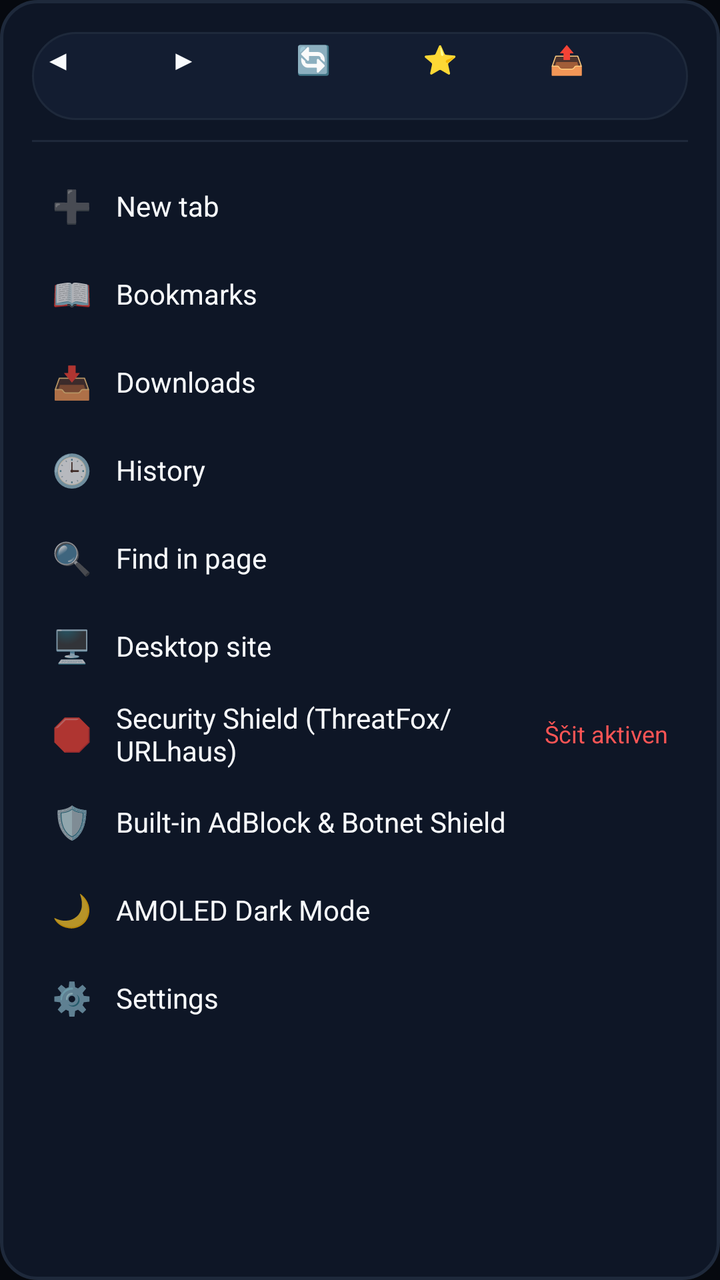
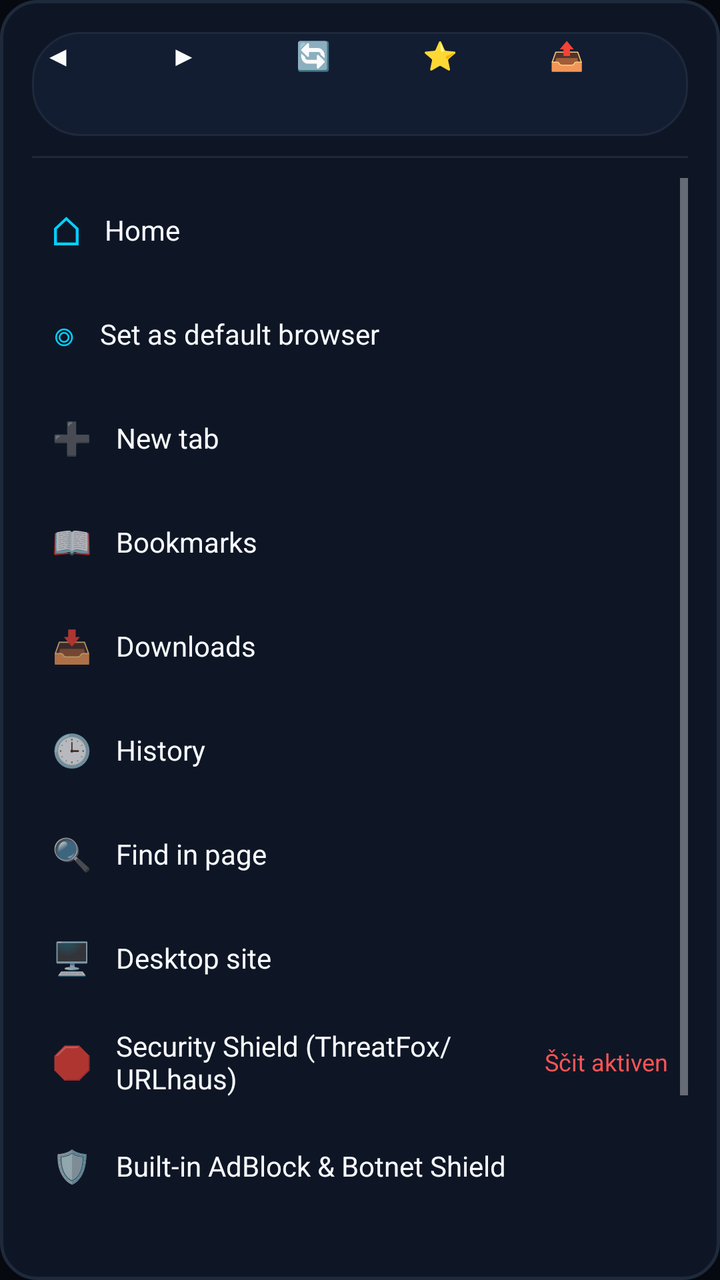

Screens rendered from an Android XML layout before and after an edit, with the pre-edit source and the edit as a unified diff.
<!-- AndroidManifest.xml: application theme AppTheme -->
<!-- res/layout/dialog_mobile_menu.xml -->
<?xml version="1.0" encoding="utf-8"?>
<LinearLayout xmlns:android="http://schemas.android.com/apk/res/android"
    android:layout_width="match_parent"
    android:layout_height="wrap_content"
    android:background="@drawable/bg_mobile_menu_dialog"
    android:orientation="vertical"
    android:padding="16dp">

    
    <LinearLayout
        android:layout_width="match_parent"
        android:layout_height="44dp"
        android:background="@drawable/bg_mobile_omnibox"
        android:gravity="center_vertical"
        android:orientation="horizontal"
        android:paddingHorizontal="6dp">

        <Button
            android:id="@+id/menuBtnBack"
            android:layout_width="0dp"
            android:layout_height="36dp"
            android:layout_weight="1"
            android:background="@drawable/bg_mobile_icon_button"
            android:text="◀"
            android:textColor="@color/text_primary"
            android:textSize="14sp" />

        <Button
            android:id="@+id/menuBtnForward"
            android:layout_width="0dp"
            android:layout_height="36dp"
            android:layout_weight="1"
            android:background="@drawable/bg_mobile_icon_button"
            android:text="▶"
            android:textColor="@color/text_primary"
            android:textSize="14sp" />

        <Button
            android:id="@+id/menuBtnReload"
            android:layout_width="0dp"
            android:layout_height="36dp"
            android:layout_weight="1"
            android:background="@drawable/bg_mobile_icon_button"
            android:text="🔄"
            android:textColor="@color/text_primary"
            android:textSize="14sp" />

        <Button
            android:id="@+id/menuBtnStar"
            android:layout_width="0dp"
            android:layout_height="36dp"
            android:layout_weight="1"
            android:background="@drawable/bg_mobile_icon_button"
            android:text="⭐"
            android:textColor="@color/accent_cyan"
            android:textSize="14sp" />

        <Button
            android:id="@+id/menuBtnShare"
            android:layout_width="0dp"
            android:layout_height="36dp"
            android:layout_weight="1"
            android:background="@drawable/bg_mobile_icon_button"
            android:text="📤"
            android:textColor="@color/text_primary"
            android:textSize="14sp" />
    </LinearLayout>

    <View
        android:layout_width="match_parent"
        android:layout_height="1dp"
        android:layout_marginVertical="10dp"
        android:background="@color/border_omnibox" />

    
    <ScrollView
        android:layout_width="match_parent"
        android:layout_height="wrap_content"
        android:maxHeight="380dp">

        <LinearLayout
            android:layout_width="match_parent"
            android:layout_height="wrap_content"
            android:orientation="vertical">

            
            <LinearLayout
                android:id="@+id/rowMenuNewTab"
                android:layout_width="match_parent"
                android:layout_height="44dp"
                android:background="@drawable/bg_mobile_icon_button"
                android:gravity="center_vertical"
                android:orientation="horizontal"
                android:paddingHorizontal="10dp">
                <TextView android:layout_width="wrap_content" android:layout_height="wrap_content" android:text="➕" android:textSize="16sp" />
                <TextView android:layout_width="0dp" android:layout_height="wrap_content" android:layout_weight="1" android:layout_marginStart="12dp" android:text="@string/menu_new_tab" android:textColor="@color/text_primary" android:textSize="14sp" />
            </LinearLayout>

            
            <LinearLayout
                android:id="@+id/rowMenuBookmarks"
                android:layout_width="match_parent"
                android:layout_height="44dp"
                android:background="@drawable/bg_mobile_icon_button"
                android:gravity="center_vertical"
                android:orientation="horizontal"
                android:paddingHorizontal="10dp">
                <TextView android:layout_width="wrap_content" android:layout_height="wrap_content" android:text="📖" android:textSize="16sp" />
                <TextView android:layout_width="0dp" android:layout_height="wrap_content" android:layout_weight="1" android:layout_marginStart="12dp" android:text="@string/menu_bookmarks" android:textColor="@color/text_primary" android:textSize="14sp" />
            </LinearLayout>

            
            <LinearLayout
                android:id="@+id/rowMenuDownloads"
                android:layout_width="match_parent"
                android:layout_height="44dp"
                android:background="@drawable/bg_mobile_icon_button"
                android:gravity="center_vertical"
                android:orientation="horizontal"
                android:paddingHorizontal="10dp">
                <TextView android:layout_width="wrap_content" android:layout_height="wrap_content" android:text="📥" android:textSize="16sp" />
                <TextView android:layout_width="0dp" android:layout_height="wrap_content" android:layout_weight="1" android:layout_marginStart="12dp" android:text="@string/menu_downloads" android:textColor="@color/text_primary" android:textSize="14sp" />
            </LinearLayout>

            
            <LinearLayout
                android:id="@+id/rowMenuHistory"
                android:layout_width="match_parent"
                android:layout_height="44dp"
                android:background="@drawable/bg_mobile_icon_button"
                android:gravity="center_vertical"
                android:orientation="horizontal"
                android:paddingHorizontal="10dp">
                <TextView android:layout_width="wrap_content" android:layout_height="wrap_content" android:text="🕒" android:textSize="16sp" />
                <TextView android:layout_width="0dp" android:layout_height="wrap_content" android:layout_weight="1" android:layout_marginStart="12dp" android:text="@string/menu_history" android:textColor="@color/text_primary" android:textSize="14sp" />
            </LinearLayout>

            
            <LinearLayout
                android:id="@+id/rowMenuFindInPage"
                android:layout_width="match_parent"
                android:layout_height="44dp"
                android:background="@drawable/bg_mobile_icon_button"
                android:gravity="center_vertical"
                android:orientation="horizontal"
                android:paddingHorizontal="10dp">
                <TextView android:layout_width="wrap_content" android:layout_height="wrap_content" android:text="🔍" android:textSize="16sp" />
                <TextView android:layout_width="0dp" android:layout_height="wrap_content" android:layout_weight="1" android:layout_marginStart="12dp" android:text="@string/menu_find_in_page" android:textColor="@color/text_primary" android:textSize="14sp" />
            </LinearLayout>

            
            <LinearLayout
                android:id="@+id/rowMenuDesktopSite"
                android:layout_width="match_parent"
                android:layout_height="44dp"
                android:background="@drawable/bg_mobile_icon_button"
                android:gravity="center_vertical"
                android:orientation="horizontal"
                android:paddingHorizontal="10dp">
                <TextView android:layout_width="wrap_content" android:layout_height="wrap_content" android:text="🖥️" android:textSize="16sp" />
                <TextView android:layout_width="0dp" android:layout_height="wrap_content" android:layout_weight="1" android:layout_marginStart="12dp" android:text="@string/menu_desktop_site" android:textColor="@color/text_primary" android:textSize="14sp" />
                <CheckBox android:id="@+id/cbDesktopSite" android:layout_width="wrap_content" android:layout_height="wrap_content" android:clickable="false" />
            </LinearLayout>

            
            <LinearLayout
                android:id="@+id/rowMenuThreatStats"
                android:layout_width="match_parent"
                android:layout_height="44dp"
                android:background="@drawable/bg_mobile_icon_button"
                android:gravity="center_vertical"
                android:orientation="horizontal"
                android:paddingHorizontal="10dp">
                <TextView android:layout_width="wrap_content" android:layout_height="wrap_content" android:text="🛑" android:textSize="16sp" />
                <TextView android:layout_width="0dp" android:layout_height="wrap_content" android:layout_weight="1" android:layout_marginStart="12dp" android:text="@string/menu_threat_stats" android:textColor="@color/text_primary" android:textSize="14sp" />
                <TextView android:id="@+id/tvThreatCountBadge" android:layout_width="wrap_content" android:layout_height="wrap_content" android:textColor="#ff5555" android:textSize="12sp" android:text="Ščit aktiven" />
            </LinearLayout>

            
            <LinearLayout
                android:id="@+id/rowMenuAdBlock"
                android:layout_width="match_parent"
                android:layout_height="44dp"
                android:background="@drawable/bg_mobile_icon_button"
                android:gravity="center_vertical"
                android:orientation="horizontal"
                android:paddingHorizontal="10dp">
                <TextView android:layout_width="wrap_content" android:layout_height="wrap_content" android:text="🛡️" android:textSize="16sp" />
                <TextView android:layout_width="0dp" android:layout_height="wrap_content" android:layout_weight="1" android:layout_marginStart="12dp" android:text="@string/menu_adblock" android:textColor="@color/text_primary" android:textSize="14sp" />
                <CheckBox android:id="@+id/cbAdBlock" android:layout_width="wrap_content" android:layout_height="wrap_content" android:checked="true" android:clickable="false" />
            </LinearLayout>

            
            <LinearLayout
                android:id="@+id/rowMenuDarkMode"
                android:layout_width="match_parent"
                android:layout_height="44dp"
                android:background="@drawable/bg_mobile_icon_button"
                android:gravity="center_vertical"
                android:orientation="horizontal"
                android:paddingHorizontal="10dp">
                <TextView android:layout_width="wrap_content" android:layout_height="wrap_content" android:text="🌙" android:textSize="16sp" />
                <TextView android:layout_width="0dp" android:layout_height="wrap_content" android:layout_weight="1" android:layout_marginStart="12dp" android:text="@string/menu_dark_mode" android:textColor="@color/text_primary" android:textSize="14sp" />
                <CheckBox android:id="@+id/cbDarkMode" android:layout_width="wrap_content" android:layout_height="wrap_content" android:checked="true" android:clickable="false" />
            </LinearLayout>

            
            <LinearLayout
                android:id="@+id/rowMenuSettings"
                android:layout_width="match_parent"
                android:layout_height="44dp"
                android:background="@drawable/bg_mobile_icon_button"
                android:gravity="center_vertical"
                android:orientation="horizontal"
                android:paddingHorizontal="10dp">
                <TextView android:layout_width="wrap_content" android:layout_height="wrap_content" android:text="⚙️" android:textSize="16sp" />
                <TextView android:layout_width="0dp" android:layout_height="wrap_content" android:layout_weight="1" android:layout_marginStart="12dp" android:text="@string/menu_settings" android:textColor="@color/text_primary" android:textSize="14sp" />
            </LinearLayout>

        </LinearLayout>
    </ScrollView>
</LinearLayout>
<!-- resources referenced by this layout -->
<resources>
  <color name="accent_cyan">#00D2FF</color>
  <color name="border_omnibox">#1E293B</color>
  <color name="text_primary">#F8FAFC</color>
  <!-- drawable bg_mobile_icon_button (drawable) -->
  <?xml version="1.0" encoding="utf-8"?>
  <ripple xmlns:android="http://schemas.android.com/apk/res/android"
      android:color="@color/ripple_color">
      <item>
          <selector>
              <item android:state_pressed="true">
                  <shape android:shape="oval">
                      <solid android:color="@color/bg_secondary" />
                  </shape>
              </item>
              <item>
                  <shape android:shape="oval">
                      <solid android:color="@android:color/transparent" />
                  </shape>
              </item>
          </selector>
      </item>
  </ripple>
  <!-- drawable bg_mobile_menu_dialog (drawable) -->
  <?xml version="1.0" encoding="utf-8"?>
  <shape xmlns:android="http://schemas.android.com/apk/res/android"
      android:shape="rectangle">
      <solid android:color="@color/bg_secondary" />
      <stroke android:width="1.5dp" android:color="@color/border_omnibox" />
      <corners android:radius="18dp" />
  </shape>
  <!-- drawable bg_mobile_omnibox (drawable) -->
  <?xml version="1.0" encoding="utf-8"?>
  <selector xmlns:android="http://schemas.android.com/apk/res/android">
      <item android:state_focused="true">
          <shape android:shape="rectangle">
              <solid android:color="@color/bg_omnibox_focus" />
              <stroke android:width="2dp" android:color="@color/border_omnibox_focus" />
              <corners android:radius="24dp" />
          </shape>
      </item>
      <item>
          <shape android:shape="rectangle">
              <solid android:color="@color/bg_omnibox" />
              <stroke android:width="1dp" android:color="@color/border_omnibox" />
              <corners android:radius="24dp" />
          </shape>
      </item>
  </selector>
  <string name="menu_adblock">Built-in AdBlock &amp; Botnet Shield</string>
  <string name="menu_bookmarks">Bookmarks</string>
  <string name="menu_dark_mode">AMOLED Dark Mode</string>
  <string name="menu_desktop_site">Desktop site</string>
  <string name="menu_downloads">Downloads</string>
  <string name="menu_find_in_page">Find in page</string>
  <string name="menu_history">History</string>
  <string name="menu_new_tab">New tab</string>
  <string name="menu_settings">Settings</string>
  <string name="menu_threat_stats">Security Shield (ThreatFox/URLhaus)</string>
  <style name="AppTheme" parent="@android:style/Theme.Material.NoActionBar">
          <item name="android:windowBackground">@color/bg_primary</item>
          <item name="android:colorBackground">@color/bg_primary</item>
          <item name="android:colorPrimary">@color/bg_primary</item>
          <item name="android:colorPrimaryDark">@color/bg_pure_black</item>
          <item name="android:colorAccent">@color/accent_cyan</item>
          <item name="android:statusBarColor">@color/bg_primary</item>
          <item name="android:navigationBarColor">@color/bg_pure_black</item>
          <item name="android:windowLightStatusBar">false</item>
          <item name="android:windowLightNavigationBar">false</item>
      </style>
  <color name="ripple_color">#2600D2FF</color>
  <color name="bg_secondary">#0E1626</color>
  <color name="bg_omnibox_focus">#182640</color>
  <color name="border_omnibox_focus">#00D2FF</color>
  <color name="bg_omnibox">#131D31</color>
  <color name="bg_primary">#06090F</color>
  <color name="bg_pure_black">#000000</color>
</resources>

<!-- the commit's change to res/layout/dialog_mobile_menu.xml (unified diff, before → after) -->
@@ -9,7 +9,7 @@
     
     <LinearLayout
         android:layout_width="match_parent"
-        android:layout_height="44dp"
+        android:layout_height="52dp"
         android:background="@drawable/bg_mobile_omnibox"
         android:gravity="center_vertical"
         android:orientation="horizontal"
@@ -18,7 +18,7 @@
         <Button
             android:id="@+id/menuBtnBack"
             android:layout_width="0dp"
-            android:layout_height="36dp"
+            android:layout_height="48dp"
             android:layout_weight="1"
             android:background="@drawable/bg_mobile_icon_button"
             android:text="◀"
@@ -28,7 +28,7 @@
         <Button
             android:id="@+id/menuBtnForward"
             android:layout_width="0dp"
-            android:layout_height="36dp"
+            android:layout_height="48dp"
             android:layout_weight="1"
             android:background="@drawable/bg_mobile_icon_button"
             android:text="▶"
@@ -38,7 +38,7 @@
         <Button
             android:id="@+id/menuBtnReload"
             android:layout_width="0dp"
-            android:layout_height="36dp"
+            android:layout_height="48dp"
             android:layout_weight="1"
             android:background="@drawable/bg_mobile_icon_button"
             android:text="🔄"
@@ -48,7 +48,7 @@
         <Button
             android:id="@+id/menuBtnStar"
             android:layout_width="0dp"
-            android:layout_height="36dp"
+            android:layout_height="48dp"
             android:layout_weight="1"
             android:background="@drawable/bg_mobile_icon_button"
             android:text="⭐"
@@ -58,7 +58,7 @@
         <Button
             android:id="@+id/menuBtnShare"
             android:layout_width="0dp"
-            android:layout_height="36dp"
+            android:layout_height="48dp"
             android:layout_weight="1"
             android:background="@drawable/bg_mobile_icon_button"
             android:text="📤"
@@ -74,20 +74,38 @@
 
     
     <ScrollView
+        android:id="@+id/menuOptionsScroll"
         android:layout_width="match_parent"
-        android:layout_height="wrap_content"
-        android:maxHeight="380dp">
+        android:layout_height="wrap_content">
 
         <LinearLayout
             android:layout_width="match_parent"
             android:layout_height="wrap_content"
             android:orientation="vertical">
 
+            <LinearLayout android:id="@+id/rowMenuHome" android:layout_width="match_parent" android:layout_height="52dp"
+                android:background="@drawable/bg_mobile_icon_button" android:gravity="center_vertical"
+                android:orientation="horizontal" android:paddingHorizontal="10dp">
+                <TextView android:layout_width="wrap_content" android:layout_height="wrap_content" android:text="⌂" android:textSize="20sp" android:textColor="@color/accent_cyan" />
+                <TextView android:id="@+id/labelMenuHome" android:layout_width="0dp" android:layout_height="wrap_content"
+                    android:layout_weight="1" android:layout_marginStart="12dp" android:text="@string/btn_home"
+                    android:textColor="@color/text_primary" android:textSize="14sp" />
+            </LinearLayout>
+
+            <LinearLayout android:id="@+id/rowMenuDefaultBrowser" android:layout_width="match_parent" android:layout_height="52dp"
+                android:background="@drawable/bg_mobile_icon_button" android:gravity="center_vertical"
+                android:orientation="horizontal" android:paddingHorizontal="10dp">
+                <TextView android:layout_width="wrap_content" android:layout_height="wrap_content" android:text="◎" android:textSize="20sp" android:textColor="@color/accent_cyan" />
+                <TextView android:id="@+id/labelMenuDefaultBrowser" android:layout_width="0dp" android:layout_height="wrap_content"
+                    android:layout_weight="1" android:layout_marginStart="12dp" android:text="@string/menu_default_browser"
+                    android:textColor="@color/text_primary" android:textSize="14sp" />
+            </LinearLayout>
+
             
             <LinearLayout
                 android:id="@+id/rowMenuNewTab"
                 android:layout_width="match_parent"
-                android:layout_height="44dp"
+                android:layout_height="52dp"
                 android:background="@drawable/bg_mobile_icon_button"
                 android:gravity="center_vertical"
                 android:orientation="horizontal"
@@ -100,7 +118,7 @@
             <LinearLayout
                 android:id="@+id/rowMenuBookmarks"
                 android:layout_width="match_parent"
-                android:layout_height="44dp"
+                android:layout_height="52dp"
                 android:background="@drawable/bg_mobile_icon_button"
                 android:gravity="center_vertical"
                 android:orientation="horizontal"
@@ -113,7 +131,7 @@
             <LinearLayout
                 android:id="@+id/rowMenuDownloads"
                 android:layout_width="match_parent"
-                android:layout_height="44dp"
+                android:layout_height="52dp"
                 android:background="@drawable/bg_mobile_icon_button"
                 android:gravity="center_vertical"
                 android:orientation="horizontal"
@@ -126,7 +144,7 @@
             <LinearLayout
                 android:id="@+id/rowMenuHistory"
                 android:layout_width="match_parent"
-                android:layout_height="44dp"
+                android:layout_height="52dp"
                 android:background="@drawable/bg_mobile_icon_button"
                 android:gravity="center_vertical"
                 android:orientation="horizontal"
@@ -139,7 +157,7 @@
             <LinearLayout
                 android:id="@+id/rowMenuFindInPage"
                 android:layout_width="match_parent"
-                android:layout_height="44dp"
+                android:layout_height="52dp"
                 android:background="@drawable/bg_mobile_icon_button"
                 android:gravity="center_vertical"
                 android:orientation="horizontal"
@@ -152,7 +170,7 @@
             <LinearLayout
                 android:id="@+id/rowMenuDesktopSite"
                 android:layout_width="match_parent"
-                android:layout_height="44dp"
+                android:layout_height="52dp"
                 android:background="@drawable/bg_mobile_icon_button"
                 android:gravity="center_vertical"
                 android:orientation="horizontal"
@@ -166,7 +184,7 @@
             <LinearLayout
                 android:id="@+id/rowMenuThreatStats"
                 android:layout_width="match_parent"
-                android:layout_height="44dp"
+                android:layout_height="52dp"
                 android:background="@drawable/bg_mobile_icon_button"
                 android:gravity="center_vertical"
                 android:orientation="horizontal"
@@ -180,7 +198,7 @@
             <LinearLayout
                 android:id="@+id/rowMenuAdBlock"
                 android:layout_width="match_parent"
-                android:layout_height="44dp"
+                android:layout_height="52dp"
                 android:background="@drawable/bg_mobile_icon_button"
                 android:gravity="center_vertical"
                 android:orientation="horizontal"
@@ -194,7 +212,7 @@
             <LinearLayout
                 android:id="@+id/rowMenuDarkMode"
                 android:layout_width="match_parent"
-                android:layout_height="44dp"
+                android:layout_height="52dp"
                 android:background="@drawable/bg_mobile_icon_button"
                 android:gravity="center_vertical"
                 android:orientation="horizontal"
@@ -208,7 +226,7 @@
             <LinearLayout
                 android:id="@+id/rowMenuSettings"
                 android:layout_width="match_parent"
-                android:layout_height="44dp"
+                android:layout_height="52dp"
                 android:background="@drawable/bg_mobile_icon_button"
                 android:gravity="center_vertical"
                 android:orientation="horizontal"
<!-- resource entries referenced after the edit -->
@@ -48,9 +48,11 @@
           </shape>
       </item>
   </selector>
+  <string name="btn_home">Home</string>
   <string name="menu_adblock">Built-in AdBlock &amp; Botnet Shield</string>
   <string name="menu_bookmarks">Bookmarks</string>
   <string name="menu_dark_mode">AMOLED Dark Mode</string>
+  <string name="menu_default_browser">Set as default browser</string>
   <string name="menu_desktop_site">Desktop site</string>
   <string name="menu_downloads">Downloads</string>
   <string name="menu_find_in_page">Find in page</string>
